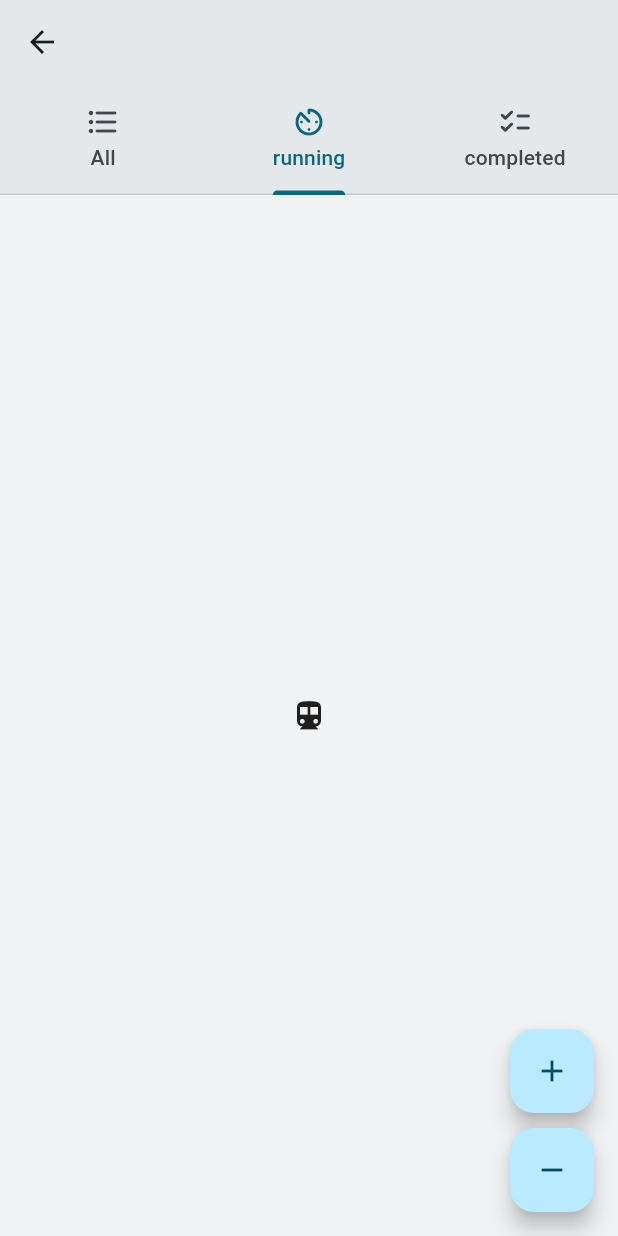
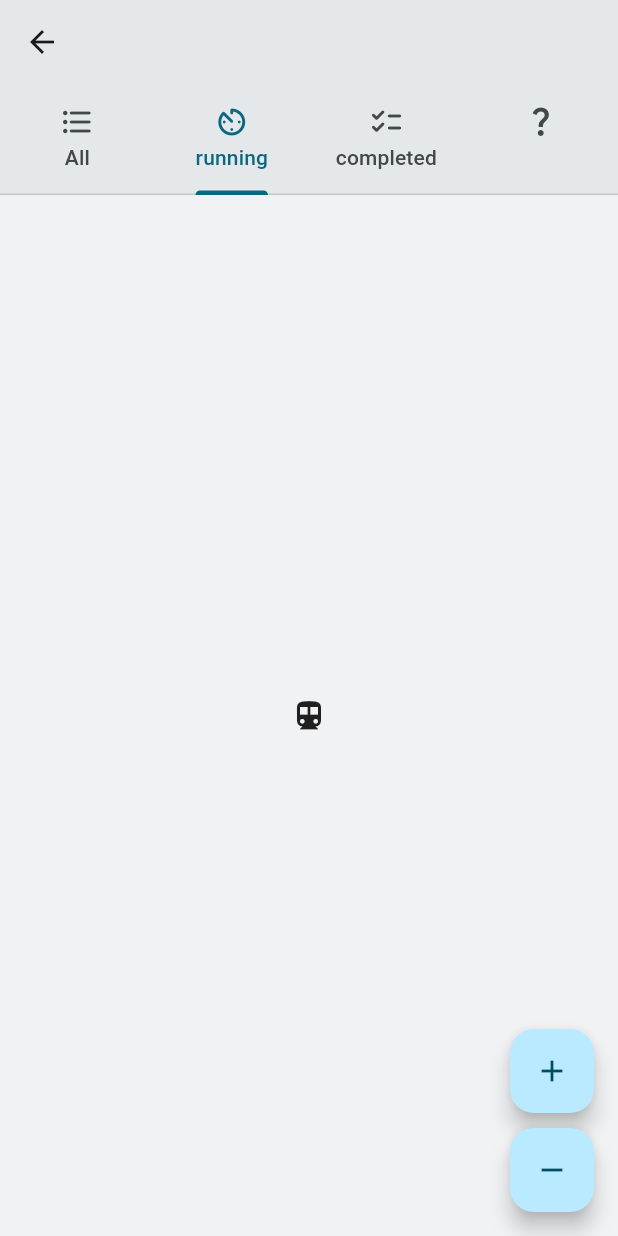
Before and after one commit to LaurentMag/Flutter_riverpod_annotation_POC, a Flutter app: the ToDoViewTabs screen opened by its route, tab 2 chosen, after a tap on the "add" icon, on a phone screen of 412 x 824 dp. Run offline on Flutter 3.47's test engine with Material 3 defaults, Android fonts, the light colour scheme and no system bars; our stand-ins replace flutter_riverpod, go_router, riverpod_annotation; generated files the repository leaves out were written again.

Commit message:
fix(tabs): fix incorrect riverpod tab state update preventing UI to be correctly updated

```diff
--- a/lib/router.dart
+++ b/lib/router.dart
@@ -21,6 +21,12 @@ final GoRouter appRouter = GoRouter(
           },
         ),
         GoRoute(
+          path: 'animation_controller_test',
+          builder: (BuildContext context, GoRouterState state) {
+            return const CardTranslationTesting();
+          },
+        ),
+        GoRoute(
           path: 'todo_list',
           builder: (BuildContext context, GoRouterState state) {
             return const ToDoView();
@@ -32,12 +38,6 @@ final GoRouter appRouter = GoRouter(
             return const ToDoViewTabs();
           },
         ),
-        GoRoute(
-          path: 'animation_controller_test',
-          builder: (BuildContext context, GoRouterState state) {
-            return const CardTranslationTesting();
-          },
-        ),
       ],
     ),
   ],
--- a/lib/states/tab_count_provider.dart
+++ b/lib/states/tab_count_provider.dart
@@ -1,3 +1,5 @@
+import 'dart:math';
+
 import 'package:flutter/material.dart';
 import 'package:flutter_new_riverpod_test/data/models/tab_models.dart';
 import 'package:riverpod_annotation/riverpod_annotation.dart';
@@ -15,12 +17,9 @@ class TabIndexState extends _$TabIndexState {
   setIndex(int index) {
     state = index;
   }
-
-  getIndex() {
-    return state;
-  }
 }
 
+//--------------------------------------------------------------------------------------------
 /// Handle the list of tab headers
 @Riverpod(keepAlive: true)
 class TabHeaderListState extends _$TabHeaderListState {
@@ -32,8 +31,20 @@ class TabHeaderListState extends _$TabHeaderListState {
       const TabHeader(icon: Icons.checklist_rounded, text: "completed"),
     ];
   }
+
+  void addTab() {
+    state = [
+      ...state,
+      const TabHeader(icon: Icons.question_mark_outlined, text: "")
+    ];
+  }
+
+  void removeTab(int index) {
+    state = [...state.where((element) => element != state[index])];
+  }
 }
 
+//--------------------------------------------------------------------------------------------
 /// Create the list of tab headers
 /// watch the tabHeaderListStateProvider to create the list when it changes
 @Riverpod(keepAlive: true)
@@ -43,6 +54,7 @@ List<Widget> createTabHeaderList(CreateTabHeaderListRef ref) {
   return tabDataList.map((TabHeader tab) => tab.createTab).toList();
 }
 
+//--------------------------------------------------------------------------------------------
 /// Handle the list of tab content
 @Riverpod(keepAlive: true)
 class TabContentState extends _$TabContentState {
@@ -54,4 +66,12 @@ class TabContentState extends _$TabContentState {
       const Icon(Icons.directions_bike),
     ];
   }
+
+  void addTab() {
+    state = state..add(Text("tab : ${state.length + 1}"));
+  }
+
+  void removeTab(int index) {
+    state = state..removeAt(index);
+  }
 }
--- a/lib/ui/todo_tab/views/to_do_view_tab.dart
+++ b/lib/ui/todo_tab/views/to_do_view_tab.dart
@@ -13,13 +13,19 @@ class ToDoViewTabs extends ConsumerWidget {
   Widget build(BuildContext context, WidgetRef ref) {
     List<Widget> tabsHeader = ref.watch(createTabHeaderListProvider);
     List<Widget> tabsContent = ref.watch(tabContentStateProvider);
+    final int tabControllerLenght = tabsHeader.length;
+
+    print("In the widget : ${tabsHeader.length}");
 
     void createTab() {
-      print("add");
+      ref.read(tabHeaderListStateProvider.notifier).addTab();
+      ref.read(tabContentStateProvider.notifier).addTab();
     }
 
     void removeCurentTab() {
-      print("remove");
+      int currentIndex = ref.read(tabIndexStateProvider);
+      ref.read(tabHeaderListStateProvider.notifier).removeTab(currentIndex);
+      ref.read(tabContentStateProvider.notifier).removeTab(currentIndex);
     }
 
     void setTabIndex(index) {
@@ -27,7 +33,7 @@ class ToDoViewTabs extends ConsumerWidget {
     }
 
     return DefaultTabController(
-      length: tabsHeader.length,
+      length: tabControllerLenght,
       child: Builder(
         builder: (BuildContext context) {
           final TabController tabController = DefaultTabController.of(context);
```
Also changed, not shown: lib/menu.dart (+4 -4 lines), 1 other file.
